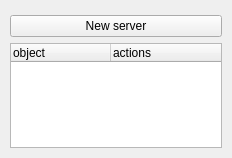
First picture: the form in giscube_admin_dockwidget_base.ui, repository giscube/giscube-admin-qgis-plugin, before the edit.
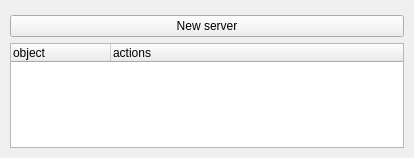
Second picture: the form after the edit.

What changed in the file:
```diff
--- a/giscube_admin_dockwidget_base.ui
+++ b/giscube_admin_dockwidget_base.ui
@@ -6,7 +6,7 @@
    <rect>
     <x>0</x>
     <y>0</y>
-    <width>232</width>
+    <width>414</width>
     <height>158</height>
    </rect>
   </property>
```
